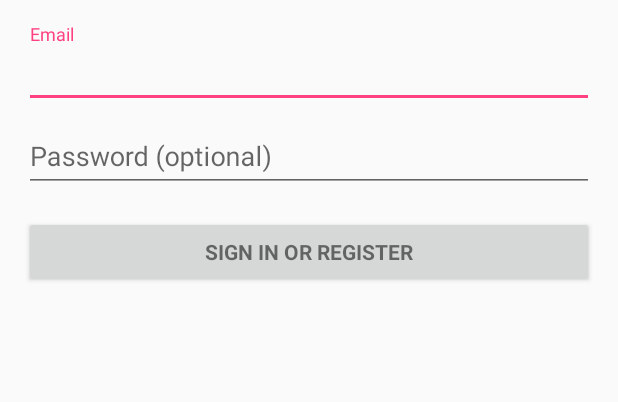
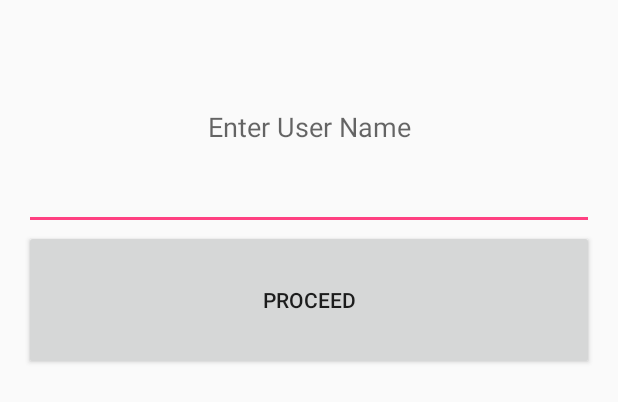
Before and after one commit to yahzaa/akanamanaguchi, an Android app: the layout activity_login.xml on its own in the app's theme, with its tools: preview values and no code run, on a phone screen of 412 x 824 dp. Shown: the top 402 px of the screen. Run offline under Robolectric (Android 15) with nearby library versions, the phone set to English and light mode, and no system bars.

Commit message:
Chat: add login using username, fix error msgs, chat display

```diff
--- a/SprintChat/app/src/main/res/layout/activity_chat_box.xml
+++ b/SprintChat/app/src/main/res/layout/activity_chat_box.xml
@@ -40,6 +40,7 @@
         android:id="@+id/messages_recycler"
         android:layout_width="match_parent"
         android:layout_height="wrap_content"
+        android:layout_marginBottom="30dp"
         android:layout_alignParentTop="true"
         android:layout_alignParentLeft="true"
         android:layout_alignParentStart="true">
--- a/SprintChat/app/src/main/res/layout/activity_login.xml
+++ b/SprintChat/app/src/main/res/layout/activity_login.xml
@@ -1,77 +1,36 @@
+<?xml version="1.0" encoding="utf-8"?>
 <LinearLayout xmlns:android="http://schemas.android.com/apk/res/android"
     xmlns:tools="http://schemas.android.com/tools"
+    android:id="@+id/activity_login"
     android:layout_width="match_parent"
     android:layout_height="match_parent"
-    android:gravity="center_horizontal"
     android:orientation="vertical"
     android:paddingBottom="@dimen/activity_vertical_margin"
     android:paddingLeft="@dimen/activity_horizontal_margin"
     android:paddingRight="@dimen/activity_horizontal_margin"
     android:paddingTop="@dimen/activity_vertical_margin"
-    tools:context="com.hackerearth.www.sprintchat.Login">
+    tools:context="com.hackerearth.www.sprintchat.Login"
+    android:weightSum="1">
 
-    <!-- Login progress -->
-    <ProgressBar
-        android:id="@+id/login_progress"
-        style="?android:attr/progressBarStyleLarge"
-        android:layout_width="wrap_content"
+    <EditText
+        android:id="@+id/username"
+        android:layout_width="match_parent"
         android:layout_height="wrap_content"
-        android:layout_marginBottom="8dp"
-        android:visibility="gone" />
+        android:gravity='center'
+        android:layout_gravity="center_horizontal|center_vertical"
+        android:layout_weight="0.14"
+        android:maxLines="1"
+        android:imeOptions="actionDone"
+        android:hint="Enter User Name" >
+    </EditText>
 
-    <ScrollView
-        android:id="@+id/login_form"
+    <Button
+        android:id="@+id/submit_email"
         android:layout_width="match_parent"
-        android:layout_height="match_parent">
+        android:layout_height="87dp"
+        android:gravity='center'
+        android:text='Proceed'
+        android:layout_gravity="center_horizontal|center_vertical"
+        android:layout_weight="0.01" />
 
-        <LinearLayout
-            android:id="@+id/email_login_form"
-            android:layout_width="match_parent"
-            android:layout_height="wrap_content"
-            android:orientation="vertical">
-
-            <android.support.design.widget.TextInputLayout
-                android:layout_width="match_parent"
-                android:layout_height="wrap_content">
-
-                <AutoCompleteTextView
-                    android:id="@+id/email"
-                    android:layout_width="match_parent"
-                    android:layout_height="wrap_content"
-                    android:hint="@string/prompt_email"
-                    android:inputType="textEmailAddress"
-                    android:maxLines="1"
-                    android:singleLine="true" />
-
-            </android.support.design.widget.TextInputLayout>
-
-            <android.support.design.widget.TextInputLayout
-                android:layout_width="match_parent"
-                android:layout_height="wrap_content">
-
-                <EditText
-                    android:id="@+id/password"
-                    android:layout_width="match_parent"
-                    android:layout_height="wrap_content"
-                    android:hint="@string/prompt_password"
-                    android:imeActionId="@+id/login"
-                    android:imeActionLabel="@string/action_sign_in_short"
-                    android:imeOptions="actionUnspecified"
-                    android:inputType="textPassword"
-                    android:maxLines="1"
-                    android:singleLine="true" />
-
-            </android.support.design.widget.TextInputLayout>
-
-            <Button
-                android:id="@+id/email_sign_in_button"
-                style="?android:textAppearanceSmall"
-                android:layout_width="match_parent"
-                android:layout_height="wrap_content"
-                android:layout_marginTop="16dp"
-                android:text="@string/action_sign_in"
-                android:textStyle="bold" />
-
-        </LinearLayout>
-    </ScrollView>
 </LinearLayout>
```
Also changed, not shown: SprintChat/app/src/main/AndroidManifest.xml (+3 -5 lines), SprintChat/app/src/main/java/com/hackerearth/www/sprintchat/ChatActivity.java (+9 -5 lines), SprintChat/app/src/main/java/com/hackerearth/www/sprintchat/Login.java (+15 -328 lines), SprintChat/app/src/main/java/com/hackerearth/www/sprintchat/MainActivity.java (+20 -9 lines).
